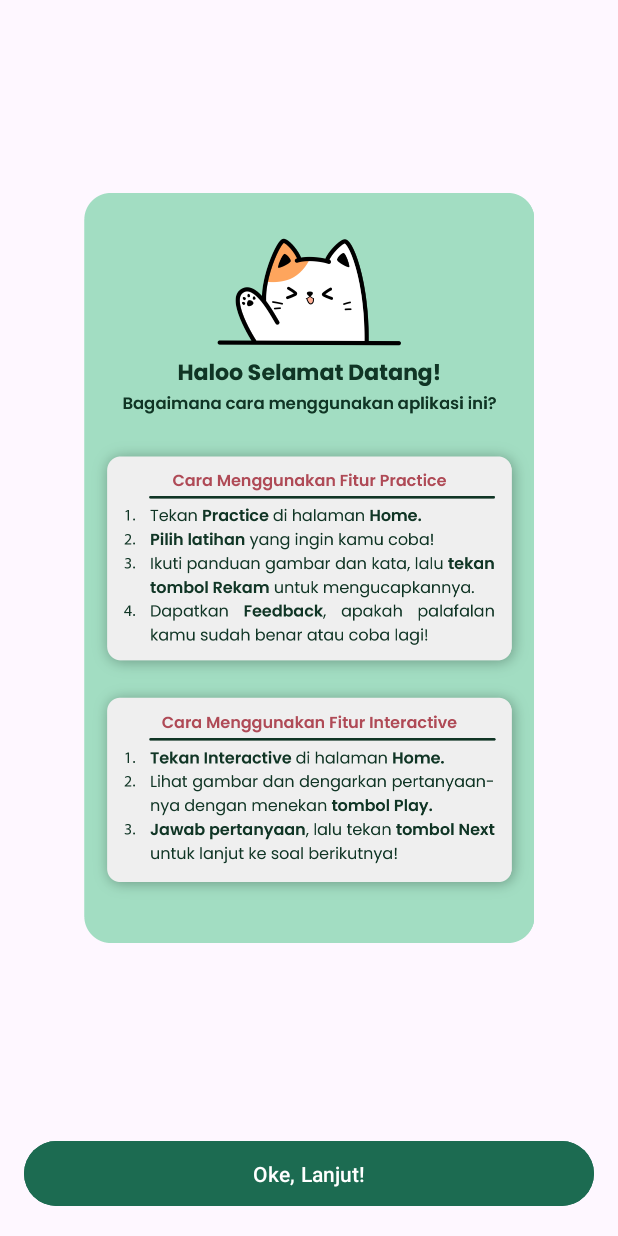
After one commit to bangkit-speechease/mobile-developments, an Android app: the fragment GuideFragment shown on its own in the app's theme, on a phone screen of 412 x 824 dp. The commit adds this screen. Run offline under Robolectric (Android 15) with nearby library versions, the phone set to English and light mode, and no system bars.

Commit message:
Add GuideFragment

```diff
--- /dev/null
+++ b/app/src/main/java/com/example/speechease/ui/guide/GuideFragment.kt
@@ -0,0 +1,60 @@
+package com.example.speechease.ui.guide
+
+import android.os.Bundle
+import androidx.fragment.app.Fragment
+import android.view.LayoutInflater
+import android.view.View
+import android.view.ViewGroup
+import com.example.speechease.R
+
+// TODO: Rename parameter arguments, choose names that match
+// the fragment initialization parameters, e.g. ARG_ITEM_NUMBER
+private const val ARG_PARAM1 = "param1"
+private const val ARG_PARAM2 = "param2"
+
+/**
+ * A simple [Fragment] subclass.
+ * Use the [GuideFragment.newInstance] factory method to
+ * create an instance of this fragment.
+ */
+class GuideFragment : Fragment() {
+    // TODO: Rename and change types of parameters
+    private var param1: String? = null
+    private var param2: String? = null
+
+    override fun onCreate(savedInstanceState: Bundle?) {
+        super.onCreate(savedInstanceState)
+        arguments?.let {
+            param1 = it.getString(ARG_PARAM1)
+            param2 = it.getString(ARG_PARAM2)
+        }
+    }
+
+    override fun onCreateView(
+        inflater: LayoutInflater, container: ViewGroup?,
+        savedInstanceState: Bundle?
+    ): View? {
+        // Inflate the layout for this fragment
+        return inflater.inflate(R.layout.fragment_guide, container, false)
+    }
+
+    companion object {
+        /**
+         * Use this factory method to create a new instance of
+         * this fragment using the provided parameters.
+         *
+         * @param param1 Parameter 1.
+         * @param param2 Parameter 2.
+         * @return A new instance of fragment GuideFragment.
+         */
+        // TODO: Rename and change types and number of parameters
+        @JvmStatic
+        fun newInstance(param1: String, param2: String) =
+            GuideFragment().apply {
+                arguments = Bundle().apply {
+                    putString(ARG_PARAM1, param1)
+                    putString(ARG_PARAM2, param2)
+                }
+            }
+    }
+}
--- /dev/null
+++ b/app/src/main/res/layout/fragment_guide.xml
@@ -0,0 +1,38 @@
+<?xml version="1.0" encoding="utf-8"?>
+<androidx.constraintlayout.widget.ConstraintLayout
+    xmlns:android="http://schemas.android.com/apk/res/android"
+    xmlns:app="http://schemas.android.com/apk/res-auto"
+    xmlns:tools="http://schemas.android.com/tools"
+    android:layout_width="match_parent"
+    android:layout_height="match_parent"
+    tools:context=".ui.guide.GuideFragment">
+
+    <ImageView
+        android:id="@+id/ivGuideImage"
+        android:layout_width="300dp"
+        android:layout_height="500dp"
+        android:scaleType="centerCrop"
+        android:src="@drawable/guide_app"
+        app:layout_constraintBottom_toTopOf="@+id/btnExit"
+        app:layout_constraintEnd_toEndOf="parent"
+        app:layout_constraintStart_toStartOf="parent"
+        app:layout_constraintTop_toTopOf="parent" />
+
+    <Button
+        android:id="@+id/btnExit"
+        android:layout_width="0dp"
+        android:layout_height="wrap_content"
+        android:layout_marginStart="16dp"
+        android:layout_marginEnd="16dp"
+        android:layout_marginBottom="16dp"
+        android:backgroundTint="@color/md_theme_primary"
+        android:drawablePadding="8dp"
+        android:elevation="4dp"
+        android:paddingVertical="12dp"
+        android:text="Oke, Lanjut!"
+        android:textColor="#FFFFFF"
+        app:layout_constraintBottom_toBottomOf="parent"
+        app:layout_constraintEnd_toEndOf="parent"
+        app:layout_constraintStart_toStartOf="parent" />
+
+</androidx.constraintlayout.widget.ConstraintLayout>
--- a/app/src/main/res/values/strings.xml
+++ b/app/src/main/res/values/strings.xml
@@ -49,4 +49,6 @@
     <string name="image_description_five">Apa Nama Buah Ini?</string>
 
     <string name="kata">Kata</string>
+    <!-- TODO: Remove or change this placeholder text -->
+    <string name="hello_blank_fragment">Hello blank fragment</string>
 </resources>
```
Also changed, not shown: app/src/main/res/drawable/guide_app.png (added).
